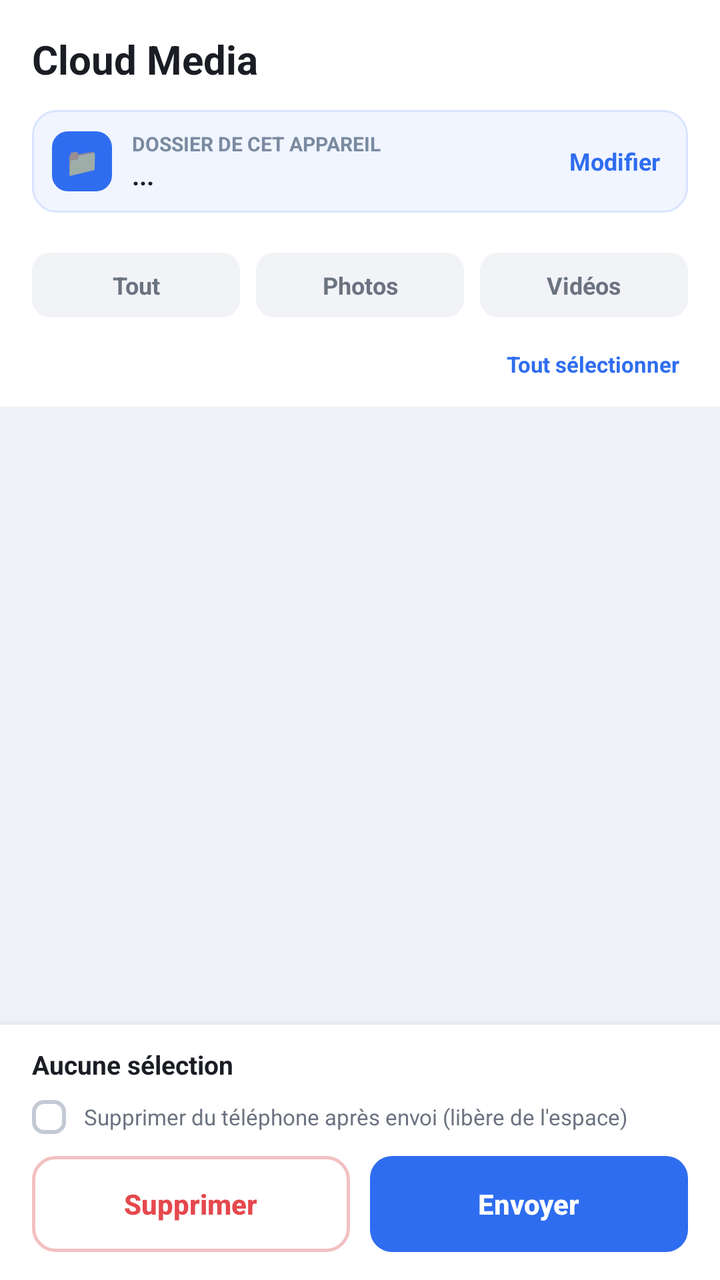
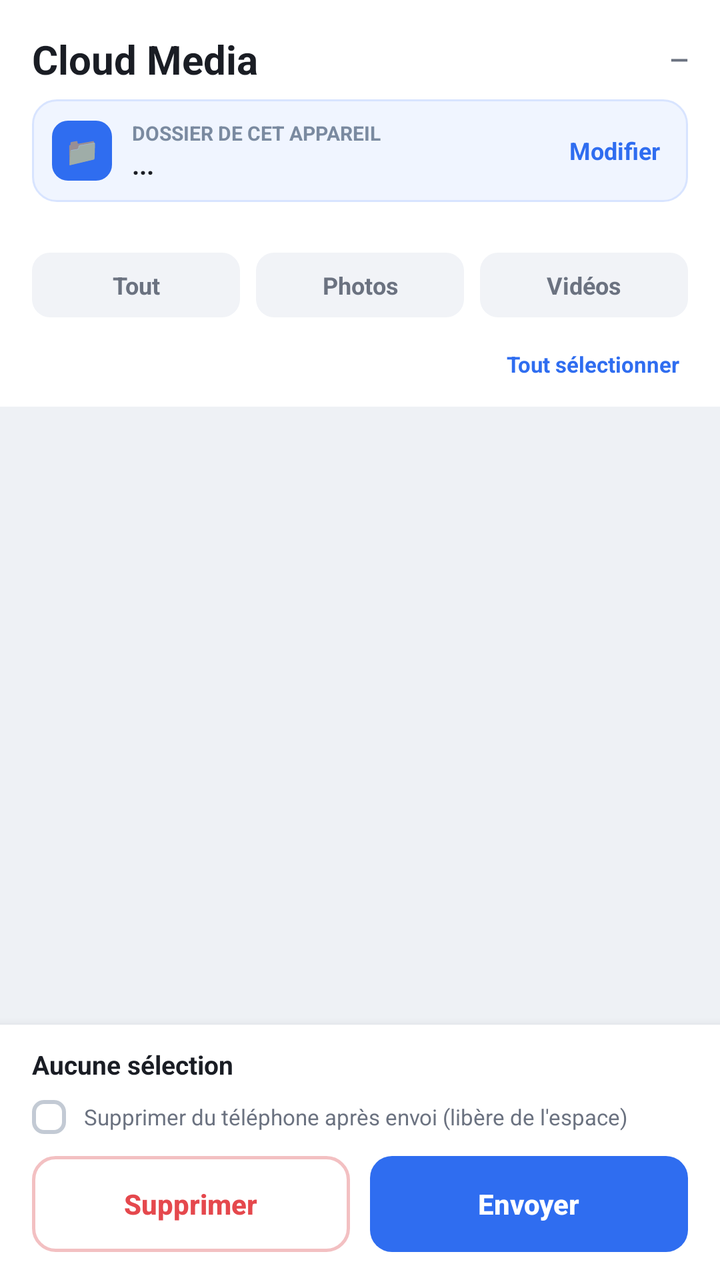

Compare the two renders of this Android layout. The source of the first and the diff that turns it into the second are given below.
<!-- AndroidManifest.xml: application theme Theme.CloudMedia -->
<!-- res/layout/activity_main.xml -->
<?xml version="1.0" encoding="utf-8"?>
<LinearLayout xmlns:android="http://schemas.android.com/apk/res/android"
    android:layout_width="match_parent"
    android:layout_height="match_parent"
    android:orientation="vertical"
    android:background="@color/bg">

    
    <LinearLayout
        android:layout_width="match_parent"
        android:layout_height="wrap_content"
        android:orientation="vertical"
        android:background="@color/surface"
        android:paddingStart="16dp"
        android:paddingEnd="16dp"
        android:paddingTop="16dp"
        android:paddingBottom="10dp">

        <TextView
            android:layout_width="wrap_content"
            android:layout_height="wrap_content"
            android:text="Cloud Media"
            android:textColor="@color/text"
            android:textSize="20sp"
            android:textStyle="bold" />

        
        <LinearLayout
            android:layout_width="match_parent"
            android:layout_height="wrap_content"
            android:orientation="horizontal"
            android:gravity="center_vertical"
            android:background="@drawable/bg_device"
            android:padding="10dp"
            android:layout_marginTop="12dp">

            <TextView
                android:layout_width="30dp"
                android:layout_height="30dp"
                android:background="@drawable/bg_device_ico"
                android:gravity="center"
                android:text="📁"
                android:textSize="14sp" />

            <LinearLayout
                android:layout_width="0dp"
                android:layout_height="wrap_content"
                android:layout_weight="1"
                android:orientation="vertical"
                android:layout_marginStart="10dp">
                <TextView
                    android:layout_width="wrap_content"
                    android:layout_height="wrap_content"
                    android:text="DOSSIER DE CET APPAREIL"
                    android:textColor="#7A8AA0"
                    android:textSize="10sp"
                    android:textStyle="bold" />
                <TextView
                    android:id="@+id/devName"
                    android:layout_width="match_parent"
                    android:layout_height="wrap_content"
                    android:text="..."
                    android:textColor="@color/text"
                    android:textSize="13sp"
                    android:textStyle="bold"
                    android:singleLine="true"
                    android:ellipsize="end" />
            </LinearLayout>

            <TextView
                android:id="@+id/devEdit"
                android:layout_width="wrap_content"
                android:layout_height="wrap_content"
                android:text="Modifier"
                android:textColor="@color/blue"
                android:textSize="12sp"
                android:textStyle="bold"
                android:padding="4dp" />
        </LinearLayout>
    </LinearLayout>

    
    <LinearLayout
        android:layout_width="match_parent"
        android:layout_height="wrap_content"
        android:orientation="horizontal"
        android:background="@color/surface"
        android:paddingStart="16dp"
        android:paddingEnd="16dp"
        android:paddingTop="10dp"
        android:paddingBottom="4dp">

        <TextView
            android:id="@+id/tabAll"
            android:layout_width="0dp"
            android:layout_height="wrap_content"
            android:layout_weight="1"
            android:layout_marginEnd="4dp"
            android:background="@drawable/bg_tab"
            android:gravity="center"
            android:paddingTop="8dp"
            android:paddingBottom="8dp"
            android:text="Tout"
            android:textColor="@color/tab_text"
            android:textSize="12sp"
            android:textStyle="bold" />
        <TextView
            android:id="@+id/tabPhoto"
            android:layout_width="0dp"
            android:layout_height="wrap_content"
            android:layout_weight="1"
            android:layout_marginStart="4dp"
            android:layout_marginEnd="4dp"
            android:background="@drawable/bg_tab"
            android:gravity="center"
            android:paddingTop="8dp"
            android:paddingBottom="8dp"
            android:text="Photos"
            android:textColor="@color/tab_text"
            android:textSize="12sp"
            android:textStyle="bold" />
        <TextView
            android:id="@+id/tabVideo"
            android:layout_width="0dp"
            android:layout_height="wrap_content"
            android:layout_weight="1"
            android:layout_marginStart="4dp"
            android:background="@drawable/bg_tab"
            android:gravity="center"
            android:paddingTop="8dp"
            android:paddingBottom="8dp"
            android:text="Vidéos"
            android:textColor="@color/tab_text"
            android:textSize="12sp"
            android:textStyle="bold" />
    </LinearLayout>

    
    <LinearLayout
        android:layout_width="match_parent"
        android:layout_height="wrap_content"
        android:orientation="horizontal"
        android:gravity="center_vertical"
        android:background="@color/surface"
        android:paddingStart="16dp"
        android:paddingEnd="16dp"
        android:paddingTop="8dp"
        android:paddingBottom="10dp">
        <TextView
            android:id="@+id/totalCnt"
            android:layout_width="0dp"
            android:layout_height="wrap_content"
            android:layout_weight="1"
            android:text=""
            android:textColor="#8A93A0"
            android:textSize="11sp" />
        <TextView
            android:id="@+id/selAll"
            android:layout_width="wrap_content"
            android:layout_height="wrap_content"
            android:text="Tout sélectionner"
            android:textColor="@color/blue"
            android:textSize="11sp"
            android:textStyle="bold"
            android:padding="4dp" />
    </LinearLayout>

    
    <androidx.recyclerview.widget.RecyclerView
        android:id="@+id/recycler"
        android:layout_width="match_parent"
        android:layout_height="0dp"
        android:layout_weight="1"
        android:paddingStart="11dp"
        android:paddingEnd="11dp"
        android:paddingTop="6dp"
        android:clipToPadding="false" />

    
    <LinearLayout
        android:layout_width="match_parent"
        android:layout_height="wrap_content"
        android:orientation="vertical"
        android:background="@color/surface"
        android:paddingStart="16dp"
        android:paddingEnd="16dp"
        android:paddingTop="11dp"
        android:paddingBottom="14dp"
        android:elevation="8dp">

        <ProgressBar
            android:id="@+id/progress"
            style="?android:attr/progressBarStyleHorizontal"
            android:layout_width="match_parent"
            android:layout_height="wrap_content"
            android:progressTint="@color/blue"
            android:visibility="gone"
            android:layout_marginBottom="8dp" />

        <LinearLayout
            android:layout_width="match_parent"
            android:layout_height="wrap_content"
            android:orientation="horizontal"
            android:gravity="center_vertical"
            android:layout_marginBottom="9dp">
            <TextView
                android:id="@+id/selCount"
                android:layout_width="0dp"
                android:layout_height="wrap_content"
                android:layout_weight="1"
                android:text="Aucune sélection"
                android:textColor="@color/text"
                android:textSize="13sp"
                android:textStyle="bold" />
            <TextView
                android:id="@+id/selSize"
                android:layout_width="wrap_content"
                android:layout_height="wrap_content"
                android:text=""
                android:textColor="#8A93A0"
                android:textSize="12sp"
                android:textStyle="bold" />
        </LinearLayout>

        <LinearLayout
            android:id="@+id/optDelete"
            android:layout_width="match_parent"
            android:layout_height="wrap_content"
            android:orientation="horizontal"
            android:gravity="center_vertical"
            android:layout_marginBottom="11dp">
            <TextView
                android:id="@+id/optBox"
                android:layout_width="17dp"
                android:layout_height="17dp"
                android:background="@drawable/bg_optbox"
                android:gravity="center"
                android:text=""
                android:textColor="#FFFFFF"
                android:textSize="11sp" />
            <TextView
                android:layout_width="wrap_content"
                android:layout_height="wrap_content"
                android:layout_marginStart="9dp"
                android:text="Supprimer du téléphone après envoi (libère de l'espace)"
                android:textColor="@color/muted"
                android:textSize="11sp" />
        </LinearLayout>

        <LinearLayout
            android:layout_width="match_parent"
            android:layout_height="wrap_content"
            android:orientation="horizontal">
            <Button
                android:id="@+id/btnDel"
                android:layout_width="0dp"
                android:layout_height="wrap_content"
                android:layout_weight="1"
                android:layout_marginEnd="5dp"
                android:background="@drawable/bg_delete"
                android:text="Supprimer"
                android:textColor="@color/danger"
                android:textStyle="bold"
                android:textAllCaps="false"
                android:stateListAnimator="@null" />
            <Button
                android:id="@+id/btnSend"
                android:layout_width="0dp"
                android:layout_height="wrap_content"
                android:layout_weight="1"
                android:layout_marginStart="5dp"
                android:background="@drawable/bg_send"
                android:text="Envoyer"
                android:textColor="#FFFFFF"
                android:textStyle="bold"
                android:textAllCaps="false"
                android:stateListAnimator="@null" />
        </LinearLayout>
    </LinearLayout>
</LinearLayout>
<!-- resources referenced by this layout -->
<resources>
  <color name="bg">#EEF1F5</color>
  <color name="blue">#2F6DF0</color>
  <color name="danger">#E5484D</color>
  <color name="muted">#6B7280</color>
  <color name="surface">#FFFFFF</color>
  <color name="text">#1A1D24</color>
  <!-- drawable bg_delete (drawable) -->
  <shape xmlns:android="http://schemas.android.com/apk/res/android" android:shape="rectangle">
      <solid android:color="#FFFFFF"/>
      <stroke android:width="1.5dp" android:color="#F3C0C2"/>
      <corners android:radius="11dp"/>
  </shape>
  <!-- drawable bg_device (drawable) -->
  <shape xmlns:android="http://schemas.android.com/apk/res/android" android:shape="rectangle">
      <solid android:color="#F0F5FF"/>
      <stroke android:width="1dp" android:color="#D8E4FF"/>
      <corners android:radius="12dp"/>
  </shape>
  <!-- drawable bg_device_ico (drawable) -->
  <shape xmlns:android="http://schemas.android.com/apk/res/android" android:shape="rectangle">
      <solid android:color="#2F6DF0"/>
      <corners android:radius="8dp"/>
  </shape>
  <!-- drawable bg_optbox (drawable) -->
  <selector xmlns:android="http://schemas.android.com/apk/res/android">
      <item android:state_selected="true">
          <shape android:shape="rectangle">
              <solid android:color="#2F6DF0"/>
              <corners android:radius="5dp"/>
          </shape>
      </item>
      <item>
          <shape android:shape="rectangle">
              <solid android:color="#FFFFFF"/>
              <stroke android:width="2dp" android:color="#C3CAD4"/>
              <corners android:radius="5dp"/>
          </shape>
      </item>
  </selector>
  <!-- drawable bg_send (drawable) -->
  <shape xmlns:android="http://schemas.android.com/apk/res/android" android:shape="rectangle">
      <solid android:color="#2F6DF0"/>
      <corners android:radius="11dp"/>
  </shape>
  <!-- drawable bg_tab (drawable) -->
  <selector xmlns:android="http://schemas.android.com/apk/res/android">
      <item android:state_selected="true">
          <shape android:shape="rectangle">
              <solid android:color="#2F6DF0"/>
              <corners android:radius="9dp"/>
          </shape>
      </item>
      <item>
          <shape android:shape="rectangle">
              <solid android:color="#F1F3F7"/>
              <corners android:radius="9dp"/>
          </shape>
      </item>
  </selector>
  <style name="Theme.CloudMedia" parent="Theme.MaterialComponents.Light.NoActionBar">
          <item name="colorPrimary">@color/blue</item>
          <item name="colorPrimaryVariant">@color/blue</item>
          <item name="colorOnPrimary">#FFFFFF</item>
          <item name="android:statusBarColor">@color/surface</item>
          <item name="android:windowLightStatusBar">true</item>
      </style>
</resources>

<!-- the commit's change to res/layout/activity_main.xml (unified diff, before → after) -->
@@ -22,6 +22,17 @@
             android:text="Cloud Media"
             android:textColor="@color/text"
             android:textSize="20sp"
+            android:textStyle="bold" />
+
+        <TextView
+            android:id="@+id/netState"
+            android:layout_width="wrap_content"
+            android:layout_height="wrap_content"
+            android:layout_gravity="end"
+            android:layout_marginTop="-22dp"
+            android:text="—"
+            android:textColor="#6b7280"
+            android:textSize="12sp"
             android:textStyle="bold" />
 
         
@@ -166,6 +177,21 @@
     </LinearLayout>
 
     
+    <TextView
+        android:id="@+id/queueBanner"
+        android:layout_width="match_parent"
+        android:layout_height="wrap_content"
+        android:background="#FFF3E0"
+        android:paddingStart="16dp"
+        android:paddingEnd="16dp"
+        android:paddingTop="9dp"
+        android:paddingBottom="9dp"
+        android:text=""
+        android:textColor="#A15C00"
+        android:textSize="12sp"
+        android:textStyle="bold"
+        android:visibility="gone" />
+
     <androidx.recyclerview.widget.RecyclerView
         android:id="@+id/recycler"
         android:layout_width="match_parent"
